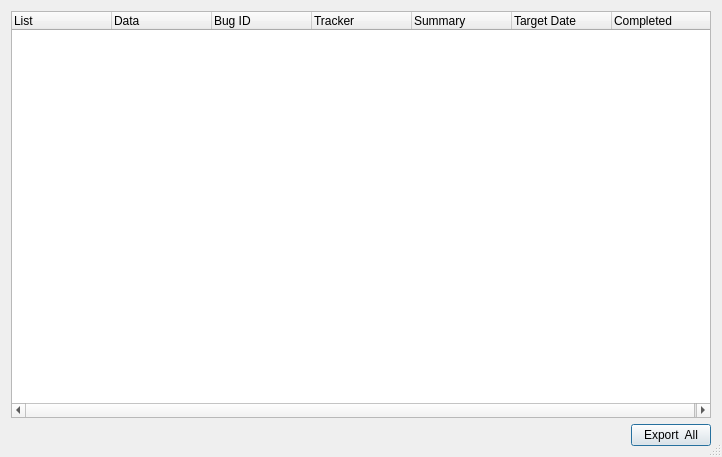
Qt form ToDoListView.ui (Entomologist/entomologist) before a commit.
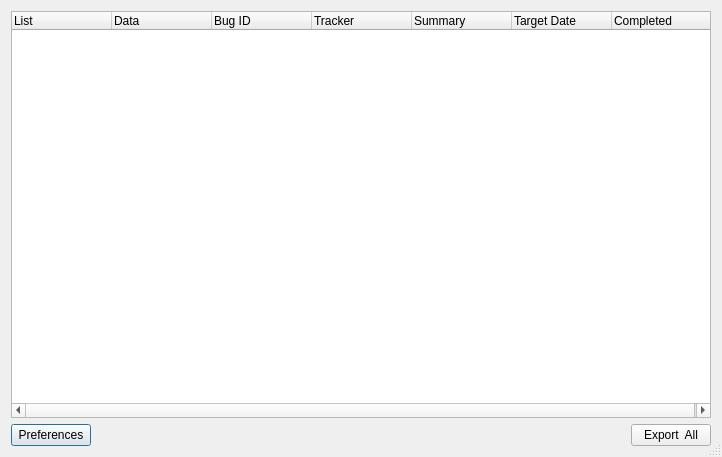
The same form after that commit. Icons and pictures are not drawn. Custom widgets are drawn as their Qt base class.

The edit to the form file:
```diff
--- a/ToDoListView.ui
+++ b/ToDoListView.ui
@@ -73,6 +73,13 @@
    </item>
    <item row="1" column="0">
     <layout class="QHBoxLayout" name="horizontalLayout">
+     <item>
+      <widget class="QPushButton" name="preferencesButton">
+       <property name="text">
+        <string>Preferences</string>
+       </property>
+      </widget>
+     </item>
      <item>
       <spacer name="horizontalSpacer">
        <property name="orientation">
```
Left out of the diff: 8 changed lines with no effect on the pictures.
